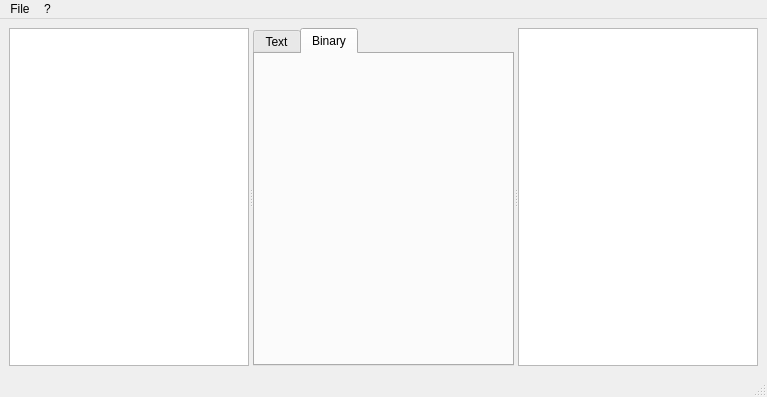
Before: the Qt Designer form src/mainwindow.ui in OSLL/sca, drawn with Qt 5.
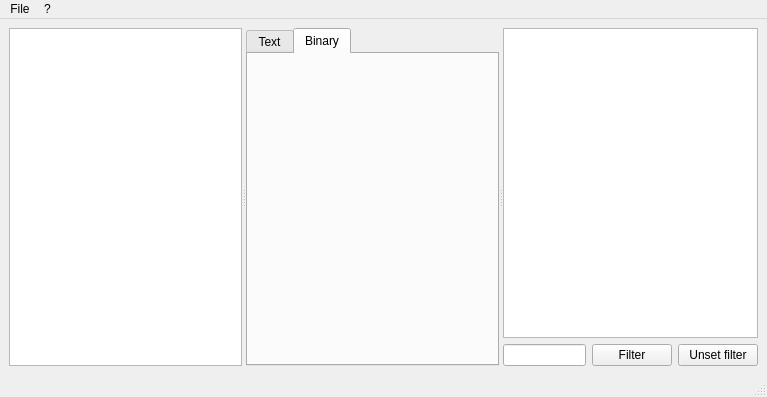
After: the same form once the commit is applied. The open tabs and pages were chosen to show the change. Custom widgets are drawn as their Qt base class.

Commit message: #4626: GraphFilter for filtering model was created Now work filtering only by file path.

The edit to the form file:
```diff
--- a/src/mainwindow.ui
+++ b/src/mainwindow.ui
@@ -80,13 +80,33 @@
         </layout>
        </widget>
       </widget>
-      <widget class="GraphView" name="graphViewer">
-       <property name="interactive">
-        <bool>true</bool>
-       </property>
-       <property name="dragMode">
-        <enum>QGraphicsView::RubberBandDrag</enum>
-       </property>
+      <widget class="QWidget" name="gridLayoutWidget">
+       <layout class="QVBoxLayout" name="verticalLayout">
+        <item>
+         <widget class="GraphView" name="graphViewer"/>
+        </item>
+        <item>
+         <layout class="QHBoxLayout" name="horizontalLayout_4">
+          <item>
+           <widget class="QLineEdit" name="filterLine"/>
+          </item>
+          <item>
+           <widget class="QPushButton" name="filterButton">
+            <property name="text">
+             <string>Filter</string>
+            </property>
+           </widget>
+          </item>
+          <item>
+           <widget class="QPushButton" name="unsetFilterButton">
+            <property name="text">
+             <string>Unset filter</string>
+            </property>
+           </widget>
+          </item>
+         </layout>
+        </item>
+       </layout>
       </widget>
      </widget>
     </item>
```
Left out of the diff: 2 changed lines with no effect on the pictures. The commit also changes 31 other files.
